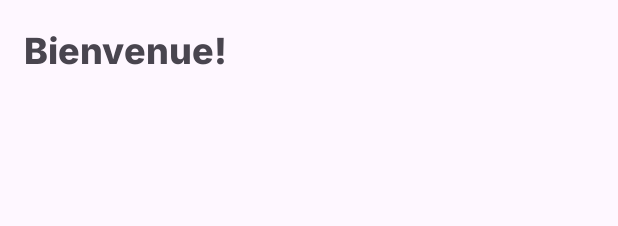
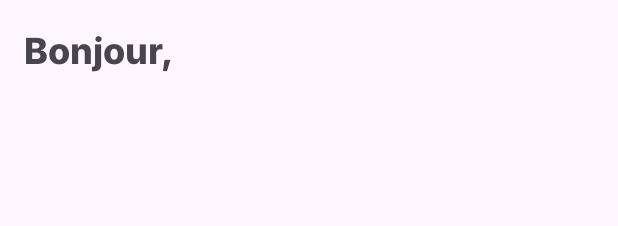
Before and after one commit to MEEDamrane/Gestion-abscence-androide, an Android app: the layout activity_teacher_dashboard.xml on its own in the app's theme, with its tools: preview values and no code run, on a phone screen of 412 x 824 dp. Shown: the top 226 px of the screen. Run offline under Robolectric (Android 15) with nearby library versions, the phone set to English and light mode, and no system bars; Roboto replaces fonts that are not available here.

```diff
--- a/app/src/main/res/layout/activity_teacher_dashboard.xml
+++ b/app/src/main/res/layout/activity_teacher_dashboard.xml
@@ -36,7 +36,7 @@
                     android:layout_width="wrap_content"
                     android:layout_height="wrap_content"
                     android:fontFamily="@font/inter_extrabold"
-                    android:text="@string/welcoming"
+                    android:text="Bonjour, "
                     android:textSize="24sp" />
             </LinearLayout>
 
```
Also changed, not shown: app/src/main/java/com/example/qrabsence/TeacherActivities/DashboardActivity.java (+27 -3 lines).
